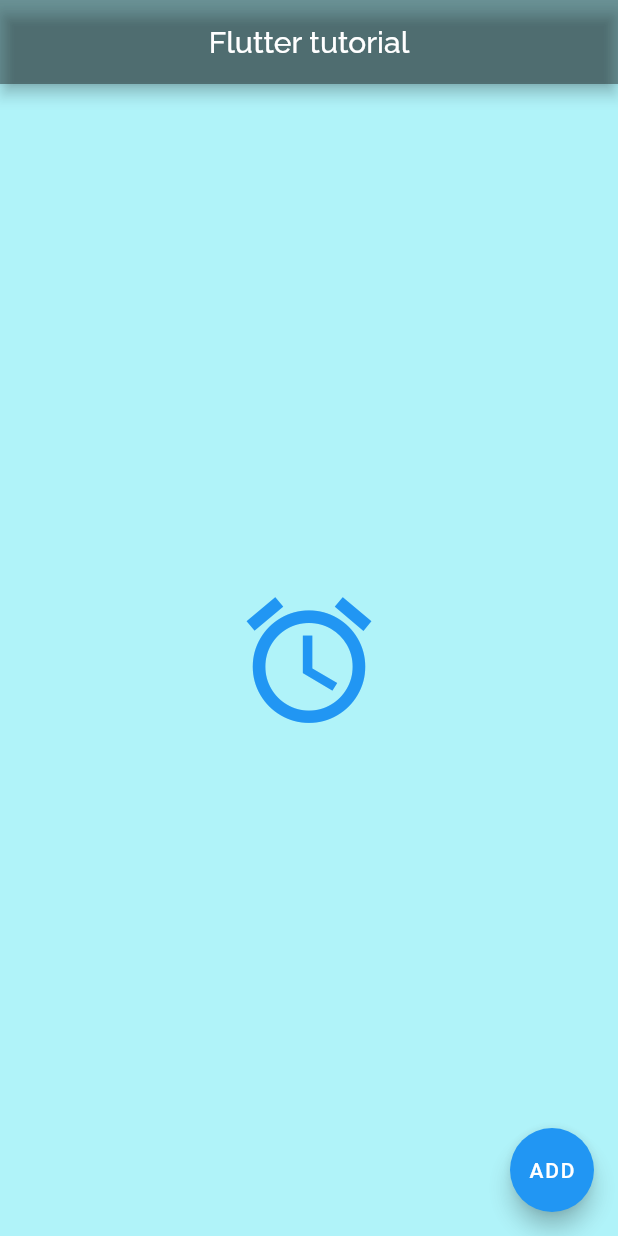
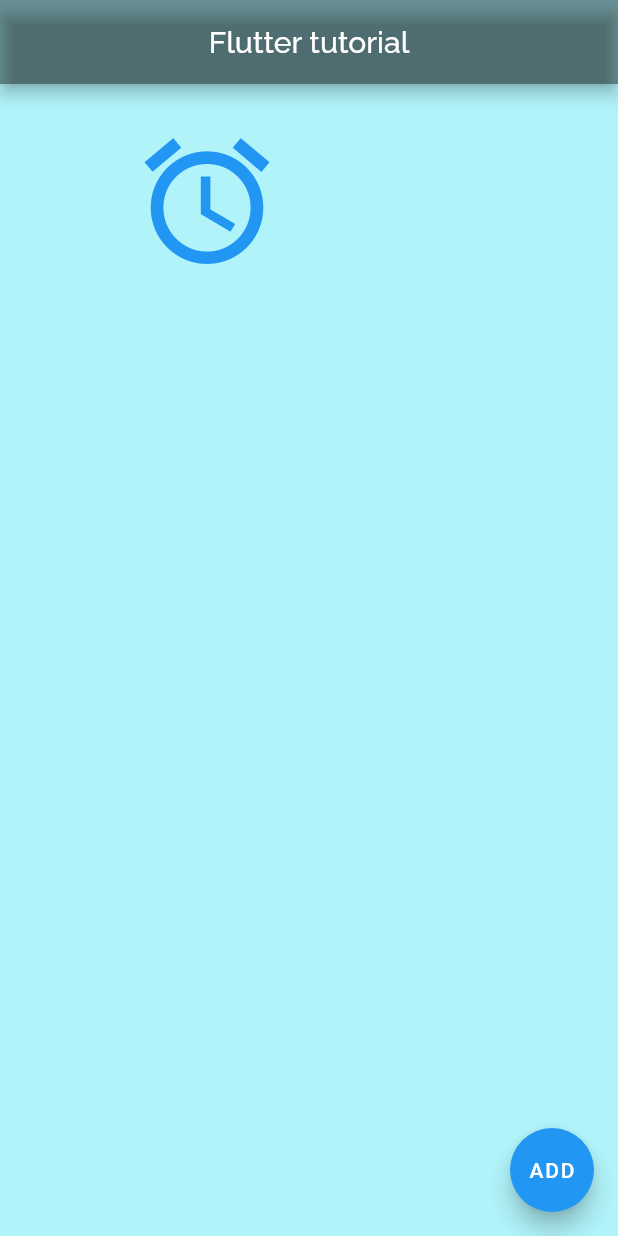
Before and after one commit to HarakaRisasi/flutter_and_python, a Flutter app: the screen it shows after launch, on a phone screen of 412 x 824 dp. Run offline on Flutter 3.47's test engine with Material 2 defaults, Android fonts, the phone set to English and light mode, and no system bars; our stand-ins replace google_fonts.

Commit message:
Разбрался с тем:
- как выставлять паддинг.

```diff
--- a/hello_world/flutter_app/lib/main.dart
+++ b/hello_world/flutter_app/lib/main.dart
@@ -36,7 +36,11 @@ class _MyHomePageState extends State<MyHomePage> {
         centerTitle: true,
         backgroundColor: Colors.black38,
       ),
-      body: Align(
+      body: Padding(
+        // Padding - будет по 100 со всех сторон.
+        // padding: EdgeInsets.all(100) ,
+        // Padding fromLTRB - указывает расстояние со всех сторон.
+        padding: EdgeInsets.fromLTRB(80, 20, 80, 20),
         child: IconButton(
           icon: Icon(
             MyFlutterApp.access_alarm,
@@ -50,10 +54,6 @@ class _MyHomePageState extends State<MyHomePage> {
             print("Button has been pressed.");
           },
         ),
-        // Перемещение в конкретную позицию.
-        alignment: Alignment.center,
-        // Перемещение в заданную координату.
-        // alignment: Alignment(1, -1),
       ),
       floatingActionButton: FloatingActionButton(
         child: Text("ADD"),
```
